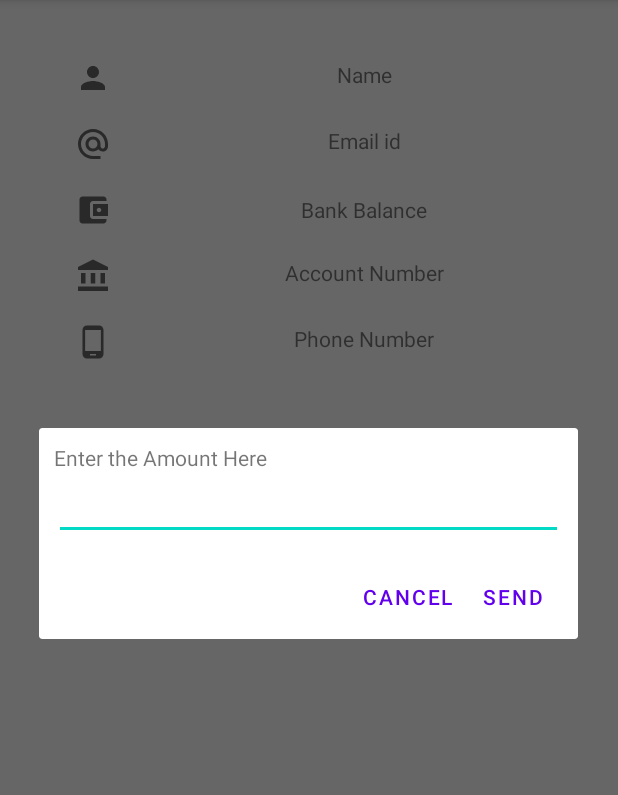
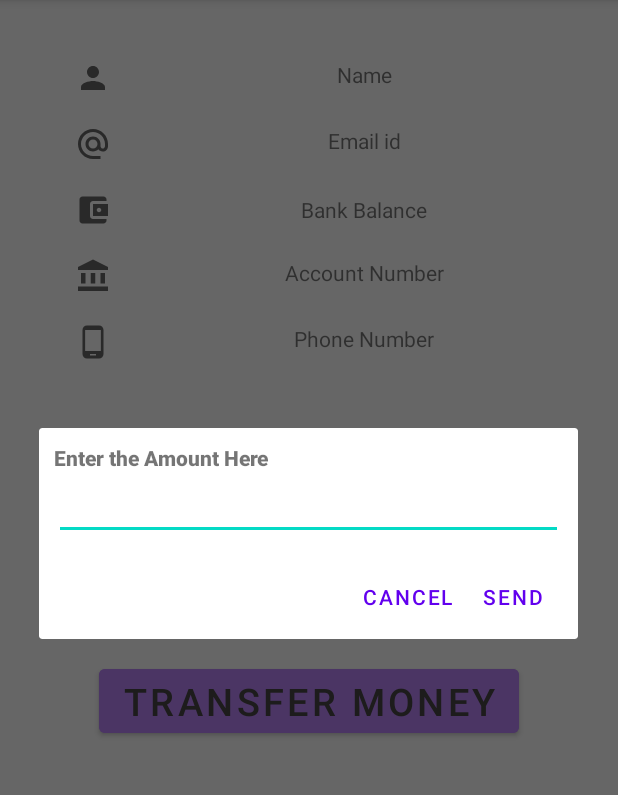
Before and after one commit to Crackmindedsk/BasicBankApp, an Android app: the ProfileActivity screen opened directly, with no data from a screen before it, after a tap on "TRANSFER MONEY", on a phone screen of 412 x 824 dp, the part 84-879 px from its top. Run offline under Robolectric (Android 15) with nearby library versions, the phone set to English and light mode, and no system bars.

```diff
--- a/app/src/main/java/sharlene/work/basicbankingapp/ProfileActivity.kt
+++ b/app/src/main/java/sharlene/work/basicbankingapp/ProfileActivity.kt
@@ -81,7 +81,8 @@ class ProfileActivity : AppCompatActivity() {
         val userInput: EditText = prompt.findViewById<View>(R.id.dialog_box) as EditText
         alertDialogBuilder
             .setCancelable(false)
-            .setPositiveButton("SEND") { _, _ -> }
+            .setPositiveButton("SEND") { _, _ ->
+            }
             .setNegativeButton("Cancel") { dialog, _ ->
                 dialog.dismiss()
                 cancelTransaction()
--- a/app/src/main/res/layout/profile_details.xml
+++ b/app/src/main/res/layout/profile_details.xml
@@ -101,12 +101,13 @@
     <Button
         android:layout_width="wrap_content"
         android:layout_height="wrap_content"
-        android:layout_marginTop="50dp"
+        android:layout_marginTop="200dp"
         android:id="@+id/transfer_button"
         android:layout_gravity="center"
         android:gravity="center"
         android:backgroundTint="@color/button_color"
         android:textColor="@color/button_text"
-        android:text="@string/transfer_money"/>
+        android:text="@string/transfer_money"
+        android:textSize="25dp"/>
 
 </LinearLayout>
--- a/app/src/main/res/layout/prompt.xml
+++ b/app/src/main/res/layout/prompt.xml
@@ -9,13 +9,16 @@
         android:layout_width="wrap_content"
         android:layout_height="wrap_content"
         android:id="@+id/prompt_text"
-        android:text="@string/enter_the_amount_here" />
+        android:text="@string/enter_the_amount_here"
+        android:fontFamily="sans-serif-medium"
+        android:textStyle="bold"/>
 
     <EditText
         android:layout_width="match_parent"
         android:layout_height="wrap_content"
         android:id="@+id/dialog_box"
-        android:inputType="number">
+        android:inputType="number"
+        android:fontFamily="sans-serif-medium">
         <requestFocus/>
     </EditText>
 </LinearLayout>
```
